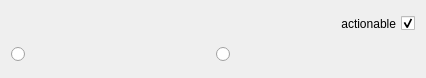
First picture: the form in ui/CounterfactualInterface/DoubleRadioButton/DoubleRadioButton.ui, repository vidalt/OCEAN, before the edit.
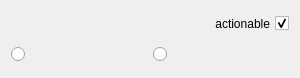
Second picture: the form after the edit.

Diff of the .ui file:
```diff
--- a/ui/CounterfactualInterface/DoubleRadioButton/DoubleRadioButton.ui
+++ b/ui/CounterfactualInterface/DoubleRadioButton/DoubleRadioButton.ui
@@ -6,12 +6,12 @@
    <rect>
     <x>0</x>
     <y>0</y>
-    <width>426</width>
+    <width>300</width>
     <height>74</height>
    </rect>
   </property>
   <property name="sizePolicy">
-   <sizepolicy hsizetype="Preferred" vsizetype="Preferred">
+   <sizepolicy hsizetype="Minimum" vsizetype="Preferred">
     <horstretch>0</horstretch>
     <verstretch>0</verstretch>
    </sizepolicy>
```
